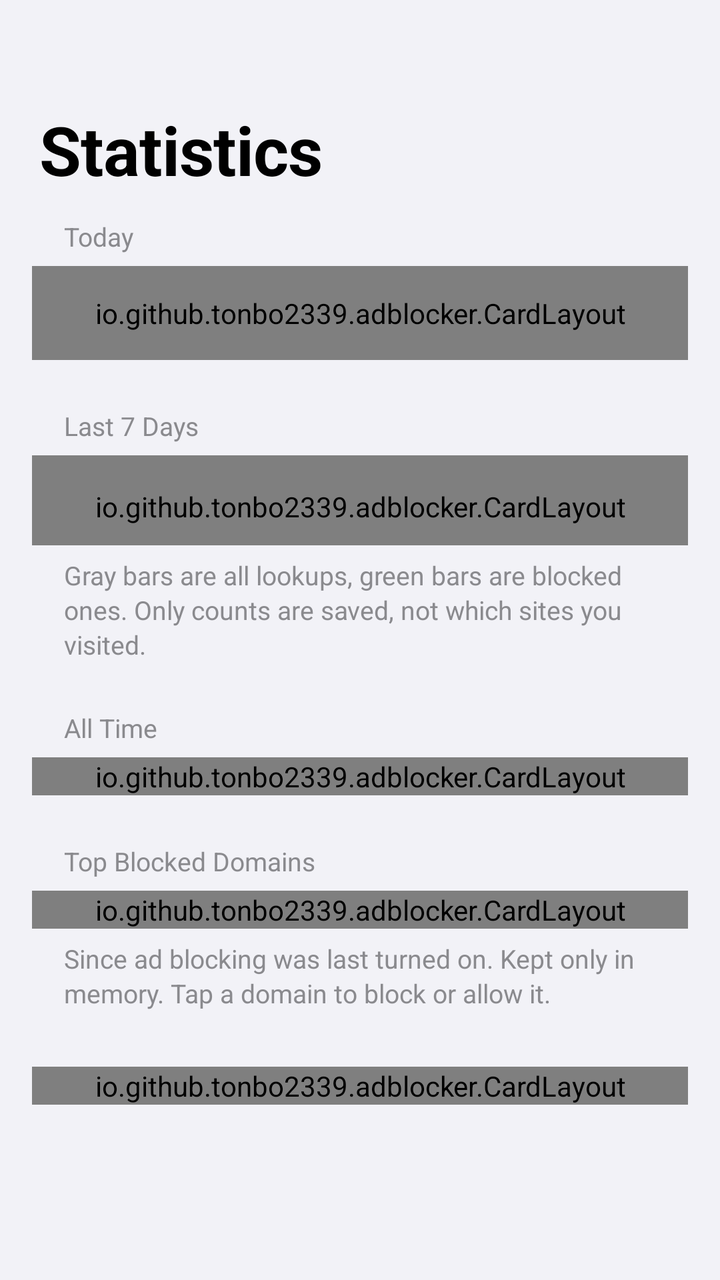
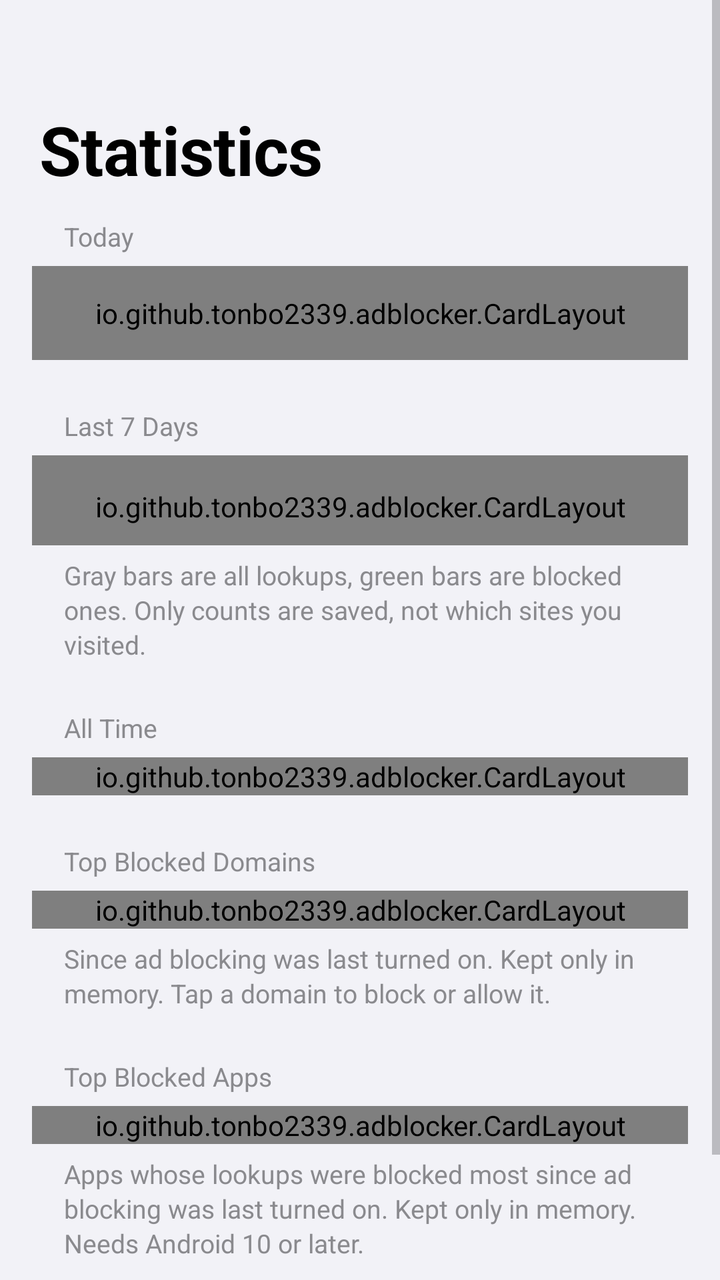

Before-and-after screenshots of an Android layout around one commit, followed by the original layout XML and the change that was made.
<!-- AndroidManifest.xml: application theme Theme.AdBlocker -->
<!-- res/layout/page_stats.xml -->
<?xml version="1.0" encoding="utf-8"?>
<ScrollView xmlns:android="http://schemas.android.com/apk/res/android"
    android:layout_width="match_parent"
    android:layout_height="match_parent"
    android:clipToPadding="false">

    <LinearLayout
        android:layout_width="match_parent"
        android:layout_height="wrap_content"
        android:orientation="vertical"
        android:paddingHorizontal="16dp"
        android:paddingBottom="32dp">

        <TextView
            android:id="@+id/statsTitle"
            style="@style/LargeTitle"
            android:layout_width="wrap_content"
            android:layout_height="wrap_content"
            android:layout_marginStart="4dp"
            android:layout_marginTop="52dp"
            android:text="@string/tab_stats" />

        
        <TextView
            style="@style/SectionHeader"
            android:layout_width="wrap_content"
            android:layout_height="wrap_content"
            android:layout_marginTop="12dp"
            android:text="@string/section_today" />

        <io.github.tonbo2339.adblocker.CardLayout
            style="@style/Card"
            android:orientation="horizontal"
            android:paddingVertical="14dp">

            <LinearLayout style="@style/StatColumn">

                <TextView
                    android:id="@+id/todayBlocked"
                    style="@style/StatNumber"
                    android:textColor="@color/sys_green" />

                <TextView
                    style="@style/StatLabel"
                    android:text="@string/stat_blocked" />
            </LinearLayout>

            <View style="@style/StatDivider" />

            <LinearLayout style="@style/StatColumn">

                <TextView
                    android:id="@+id/todayQueries"
                    style="@style/StatNumber" />

                <TextView
                    style="@style/StatLabel"
                    android:text="@string/stat_queries" />
            </LinearLayout>

            <View style="@style/StatDivider" />

            <LinearLayout style="@style/StatColumn">

                <TextView
                    android:id="@+id/todayRate"
                    style="@style/StatNumber" />

                <TextView
                    style="@style/StatLabel"
                    android:text="@string/stat_rate" />
            </LinearLayout>
        </io.github.tonbo2339.adblocker.CardLayout>

        
        <TextView
            style="@style/SectionHeader"
            android:layout_width="wrap_content"
            android:layout_height="wrap_content"
            android:text="@string/section_week" />

        <io.github.tonbo2339.adblocker.CardLayout
            style="@style/Card"
            android:paddingHorizontal="12dp"
            android:paddingTop="16dp"
            android:paddingBottom="10dp">

            <io.github.tonbo2339.adblocker.BarChartView
                android:id="@+id/weekChart"
                android:layout_width="match_parent"
                android:layout_height="150dp" />

            <TextView
                android:id="@+id/weekSummary"
                android:layout_width="match_parent"
                android:layout_height="wrap_content"
                android:layout_marginTop="8dp"
                android:gravity="center"
                android:textColor="@color/label_secondary"
                android:textSize="13sp" />
        </io.github.tonbo2339.adblocker.CardLayout>

        <TextView
            style="@style/SectionFooter"
            android:layout_width="match_parent"
            android:layout_height="wrap_content"
            android:text="@string/week_footer" />

        
        <TextView
            style="@style/SectionHeader"
            android:layout_width="wrap_content"
            android:layout_height="wrap_content"
            android:text="@string/section_total" />

        <io.github.tonbo2339.adblocker.CardLayout style="@style/Card">

            <LinearLayout style="@style/Row">

                <TextView
                    style="@style/RowTitle"
                    android:text="@string/stat_blocked" />

                <TextView
                    android:id="@+id/totalBlocked"
                    style="@style/RowValue"
                    android:fontFeatureSettings="tnum" />
            </LinearLayout>

            <View style="@style/Separator" />

            <LinearLayout style="@style/Row">

                <TextView
                    style="@style/RowTitle"
                    android:text="@string/stat_queries" />

                <TextView
                    android:id="@+id/totalQueries"
                    style="@style/RowValue"
                    android:fontFeatureSettings="tnum" />
            </LinearLayout>

            <View style="@style/Separator" />

            <LinearLayout style="@style/Row">

                <TextView
                    style="@style/RowTitle"
                    android:text="@string/stat_since" />

                <TextView
                    android:id="@+id/totalSince"
                    style="@style/RowValue" />
            </LinearLayout>
        </io.github.tonbo2339.adblocker.CardLayout>

        
        <TextView
            style="@style/SectionHeader"
            android:layout_width="wrap_content"
            android:layout_height="wrap_content"
            android:text="@string/section_top_domains" />

        <io.github.tonbo2339.adblocker.CardLayout
            android:id="@+id/topDomains"
            style="@style/Card" />

        <TextView
            style="@style/SectionFooter"
            android:layout_width="match_parent"
            android:layout_height="wrap_content"
            android:text="@string/top_domains_footer" />

        <io.github.tonbo2339.adblocker.CardLayout
            style="@style/Card"
            android:layout_marginTop="28dp">

            <LinearLayout
                android:id="@+id/resetRow"
                style="@style/Row.Clickable">

                <TextView
                    style="@style/RowTitle"
                    android:gravity="center"
                    android:text="@string/stats_reset"
                    android:textColor="@color/sys_red" />
            </LinearLayout>
        </io.github.tonbo2339.adblocker.CardLayout>
    </LinearLayout>
</ScrollView>
<!-- resources referenced by this layout -->
<resources>
  <color name="label_secondary">#8A8A8E</color>
  <color name="sys_green">#34C759</color>
  <color name="sys_red">#FF3B30</color>
  <string name="section_today">Today</string>
  <string name="section_top_domains">Top Blocked Domains</string>
  <string name="section_total">All Time</string>
  <string name="section_week">Last 7 Days</string>
  <string name="stat_blocked">Blocked</string>
  <string name="stat_queries">Queries</string>
  <string name="stat_rate">Block Rate</string>
  <string name="stat_since">Counting Since</string>
  <string name="stats_reset">Reset Statistics</string>
  <string name="tab_stats">Statistics</string>
  <string name="top_domains_footer">Since ad blocking was last turned on. Kept only in memory. Tap a domain to block or allow it.</string>
  <string name="week_footer">Gray bars are all lookups, green bars are blocked ones. Only counts are saved, not which sites you visited.</string>
  <style name="Card">
          <item name="android:layout_width">match_parent</item>
          <item name="android:layout_height">wrap_content</item>
          <item name="android:background">@drawable/bg_card</item>
          <item name="android:orientation">vertical</item>
      </style>
  <style name="LargeTitle">
          <item name="android:textSize">34sp</item>
          <item name="android:textStyle">bold</item>
          <item name="android:textColor">@color/label</item>
          <item name="android:letterSpacing">-0.01</item>
      </style>
  <style name="Row.Clickable">
          <item name="android:background">@drawable/bg_row_pressed</item>
          <item name="android:clickable">true</item>
          <item name="android:focusable">true</item>
      </style>
  <style name="RowTitle">
          <item name="android:layout_width">0dp</item>
          <item name="android:layout_height">wrap_content</item>
          <item name="android:layout_weight">1</item>
          <item name="android:textSize">17sp</item>
          <item name="android:textColor">@color/label</item>
      </style>
  <style name="RowValue">
          <item name="android:layout_width">wrap_content</item>
          <item name="android:layout_height">wrap_content</item>
          <item name="android:textSize">17sp</item>
          <item name="android:textColor">@color/label_secondary</item>
      </style>
  <style name="Separator">
          <item name="android:layout_width">match_parent</item>
          <item name="android:layout_height">0.5dp</item>
          <item name="android:layout_marginStart">16dp</item>
          <item name="android:background">@color/separator</item>
      </style>
  <style name="StatDivider">
          <item name="android:layout_width">0.5dp</item>
          <item name="android:layout_height">match_parent</item>
          <item name="android:background">@color/separator</item>
      </style>
  <style name="StatLabel">
          <item name="android:layout_width">wrap_content</item>
          <item name="android:layout_height">wrap_content</item>
          <item name="android:textColor">@color/label_secondary</item>
          <item name="android:textSize">13sp</item>
      </style>
  <!-- drawable bg_card (drawable) -->
  <?xml version="1.0" encoding="utf-8"?>
  <shape xmlns:android="http://schemas.android.com/apk/res/android" android:shape="rectangle">
      <solid android:color="@color/bg_card" />
      <corners android:radius="12dp" />
  </shape>
  <color name="label">#000000</color>
  <color name="separator">#D1D1D6</color>
  <color name="accent_blue">#007AFF</color>
  <color name="accent_green">#34C759</color>
  <color name="bg_grouped">#F2F2F7</color>
  <color name="bg_card">#FFFFFF</color>
  <color name="row_pressed">#D1D1D6</color>
  <!-- unchanged entries left out for length: 8 -->
</resources>

<!-- the commit's change to res/layout/page_stats.xml (unified diff, before → after) -->
@@ -172,6 +172,23 @@
             android:layout_height="wrap_content"
             android:text="@string/top_domains_footer" />
 
+        
+        <TextView
+            style="@style/SectionHeader"
+            android:layout_width="wrap_content"
+            android:layout_height="wrap_content"
+            android:text="@string/section_top_apps" />
+
+        <io.github.tonbo2339.adblocker.CardLayout
+            android:id="@+id/topApps"
+            style="@style/Card" />
+
+        <TextView
+            style="@style/SectionFooter"
+            android:layout_width="match_parent"
+            android:layout_height="wrap_content"
+            android:text="@string/top_apps_footer" />
+
         <io.github.tonbo2339.adblocker.CardLayout
             style="@style/Card"
             android:layout_marginTop="28dp">
<!-- resource entries referenced after the edit -->
@@ -4,6 +4,7 @@
   <color name="sys_green">#34C759</color>
   <color name="sys_red">#FF3B30</color>
   <string name="section_today">Today</string>
+  <string name="section_top_apps">Top Blocked Apps</string>
   <string name="section_top_domains">Top Blocked Domains</string>
   <string name="section_total">All Time</string>
   <string name="section_week">Last 7 Days</string>
@@ -13,6 +14,7 @@
   <string name="stat_since">Counting Since</string>
   <string name="stats_reset">Reset Statistics</string>
   <string name="tab_stats">Statistics</string>
+  <string name="top_apps_footer">Apps whose lookups were blocked most since ad blocking was last turned on. Kept only in memory. Needs Android 10 or later.</string>
   <string name="top_domains_footer">Since ad blocking was last turned on. Kept only in memory. Tap a domain to block or allow it.</string>
   <string name="week_footer">Gray bars are all lookups, green bars are blocked ones. Only counts are saved, not which sites you visited.</string>
   <style name="Card">
